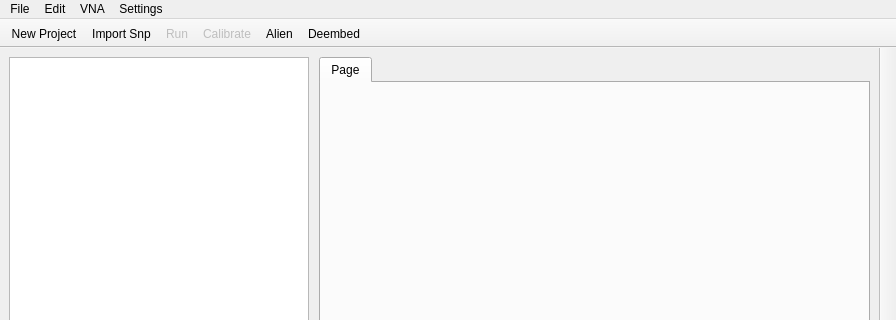
Old version of the form snpanalyzer/gui/ui/MainWindow.ui in the repository Belden-Montreal/SNP-Cable-Analyser; both pictures show x 0 to 896 and y 0 to 320 of the 896 by 683 pixel window.
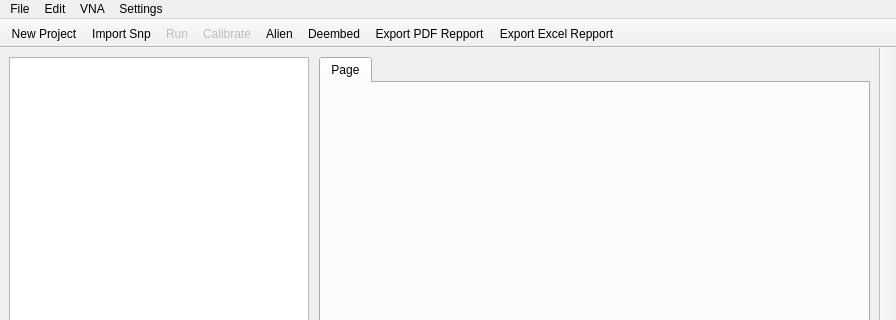
New version of the form. Icons and pictures are not drawn.

What changed in the file:
```diff
--- a/snpanalyzer/gui/ui/MainWindow.ui
+++ b/snpanalyzer/gui/ui/MainWindow.ui
@@ -168,6 +168,8 @@
    <addaction name="actionCalibrate_2"/>
    <addaction name="actionAlien"/>
    <addaction name="actionDeembed"/>
+   <addaction name="actionExport_PDF"/>
+   <addaction name="actionExport_Excel_2"/>
   </widget>
   <widget class="QMenuBar" name="menuBar">
    <property name="geometry">
@@ -456,6 +458,27 @@
     <string>Deembed</string>
    </property>
   </action>
+  <action name="actionExport_PDF">
+   <property name="icon">
+    <iconset resource="../ressources/icons.qrc">
+     <normaloff>:/icons/ExportPDF.png</normaloff>:/icons/ExportPDF.png</iconset>
+   </property>
+   <property name="text">
+    <string>Export PDF Repport</string>
+   </property>
+  </action>
+  <action name="actionExport_Excel_2">
+   <property name="icon">
+    <iconset resource="../ressources/icons.qrc">
+     <normaloff>:/icons/ExportExcel.png</normaloff>:/icons/ExportExcel.png</iconset>
+   </property>
+   <property name="text">
+    <string>Export Excel Repport</string>
+   </property>
+   <property name="toolTip">
+    <string>Export Excel Repport</string>
+   </property>
+  </action>
  </widget>
  <resources>
   <include location="../ressources/icons.qrc"/>
```
